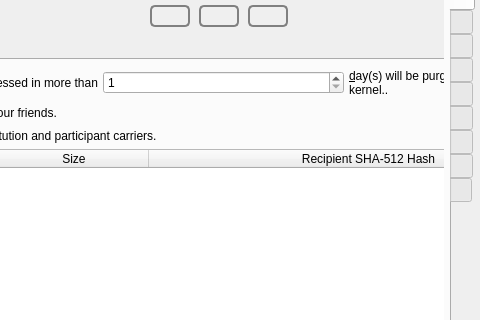
Qt form branches/trunk/GoldBug-UI/spot-on-controlcenter.ui (textbrowser/spot-on) before a commit; both pictures show x 180 to 660 and y 86 to 406 of the 660 by 949 pixel window.
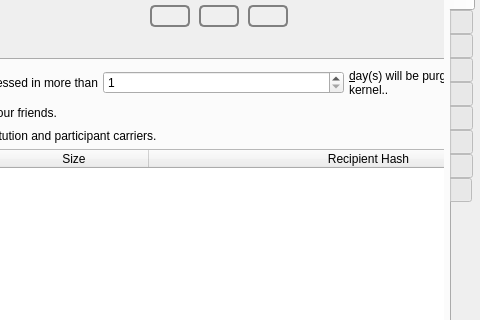
The same form after that commit. The open tabs and pages were chosen to show the change. Icons and pictures are not drawn. Custom widgets are drawn as their Qt base class.

The edit to the form file:
```diff
--- a/branches/trunk/GoldBug-UI/spot-on-controlcenter.ui
+++ b/branches/trunk/GoldBug-UI/spot-on-controlcenter.ui
@@ -1992,7 +1992,7 @@
                   </column>
                   <column>
                    <property name="text">
-                    <string>Recipient SHA-512 Hash</string>
+                    <string>Recipient Hash</string>
                    </property>
                   </column>
                  </widget>
```
